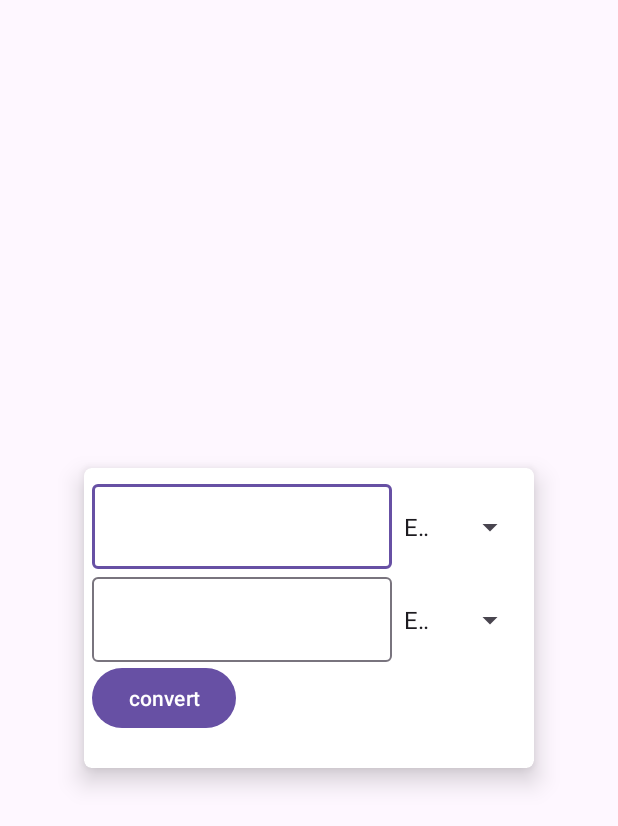
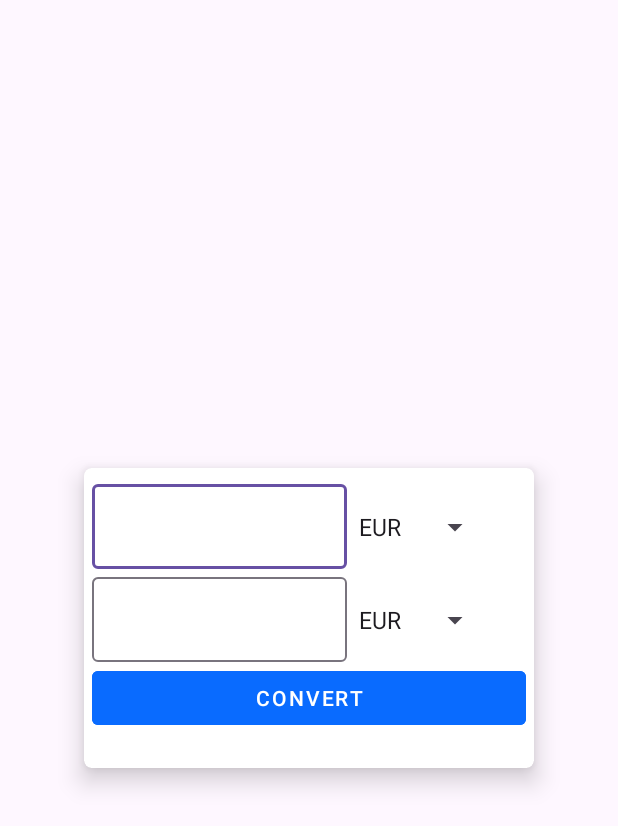
Before and after one commit to saharkarimi93/Internship-, an Android app: the CurrencyConverterActivity screen opened directly, with no data from a screen before it, on a phone screen of 412 x 824 dp. Shown: the top 826 px of the screen. Run offline under Robolectric (Android 15) with nearby library versions, the phone set to English and light mode, and no system bars.

Commit message:
modifiedCurrencyConverterActivity+activity_currency_converter.xml

```diff
--- a/VoyageVault/app/src/main/java/vault/voyage/app/CurrencyConverterActivity.kt
+++ b/VoyageVault/app/src/main/java/vault/voyage/app/CurrencyConverterActivity.kt
@@ -63,7 +63,7 @@ class CurrencyConverterActivity : AppCompatActivity() {
                             Log.d("CURRENCY", "getApiResult: "+text)
                         }
                     }catch (e:Exception){
-                        Log.d("CURRENY", "getApiResult: "+e.toString())
+                        Log.d("CURRENCY", "getApiResult: "+e.toString())
                     }
                 }
             }
@@ -72,19 +72,34 @@ class CurrencyConverterActivity : AppCompatActivity() {
     private fun spinnerSetup(){
 
 
-        ArrayAdapter.createFromResource(this,
-            R.array.currencies, android.R.layout.simple_spinner_item)
-            .also { adapter->
-                adapter.setDropDownViewResource(android.R.layout.simple_spinner_dropdown_item)
-                spinner_firstConversion.adapter = adapter
+        spinner_firstConversion.onItemSelectedListener = object:AdapterView.OnItemSelectedListener{
+            override fun onItemSelected(adapterview: AdapterView<*>?, view: View?, position: Int, id: Long) {
+                baseCurrency = adapterview?.getItemAtPosition(position).toString()
             }
 
-        ArrayAdapter.createFromResource(this,
-            R.array.currencies2, android.R.layout.simple_spinner_item)
-            .also { adapter->
-                adapter.setDropDownViewResource(android.R.layout.simple_spinner_dropdown_item)
-                spinner_secondConversion.adapter = adapter
+            override fun onNothingSelected(p0: AdapterView<*>?) {
+                TODO("Not yet implemented")
             }
 
+        }
+        spinner_secondConversion.onItemSelectedListener = object:AdapterView.OnItemSelectedListener{
+            override fun onItemSelected(adapterview: AdapterView<*>?, view: View?, position: Int, id: Long) {
+                convertedToCurrency = adapterview?.getItemAtPosition(position).toString()
+            }
+
+            override fun onNothingSelected(p0: AdapterView<*>?) {
+                TODO("Not yet implemented")
+            }
+
+        }
+
     }
+
+//    override fun onItemSelected(p0: AdapterView<*>?, p1: View?, p2: Int, p3: Long) {
+//        TODO("Not yet implemented")
+//    }
+//
+//    override fun onNothingSelected(p0: AdapterView<*>?) {
+//        TODO("Not yet implemented")
+//    }
 }
--- a/VoyageVault/app/src/main/res/layout/activity_currency_converter.xml
+++ b/VoyageVault/app/src/main/res/layout/activity_currency_converter.xml
@@ -29,7 +29,7 @@
                     android:layout_height="wrap_content">
                     <EditText
                         android:id="@+id/et_firstConversion"
-                        android:layout_width="200dp"
+                        android:layout_width="170dp"
                         android:inputType="numberDecimal"
                         android:layout_height="wrap_content">
                     </EditText>
@@ -37,6 +37,7 @@
                 </com.google.android.material.textfield.TextInputLayout>
                 <Spinner
                     android:id="@+id/spinner_firstConversion"
+                    android:entries="@array/currencies"
                     android:layout_width="wrap_content"
                     android:layout_height="wrap_content"/>
             </LinearLayout>
@@ -50,7 +51,7 @@
                     android:layout_height="wrap_content">
                     <EditText
                         android:id="@+id/et_secondConversion"
-                        android:layout_width="200dp"
+                        android:layout_width="170dp"
                         android:inputType="numberDecimal"
                         android:layout_height="wrap_content">
                     </EditText>
@@ -58,6 +59,7 @@
                 </com.google.android.material.textfield.TextInputLayout>
                 <Spinner
                     android:id="@+id/spinner_secondConversion"
+                    android:entries="@array/currencies2"
                     android:layout_width="wrap_content"
                     android:layout_height="wrap_content"/>
             </LinearLayout>
@@ -68,9 +70,12 @@
                 >
                 <com.google.android.material.button.MaterialButton
                     android:id="@+id/convert_button"
-                    android:layout_width="wrap_content"
+                    android:layout_width="match_parent"
                     android:layout_height="wrap_content"
                     android:text="convert"
+                    android:backgroundTint="@color/button"
+                    android:textColor="@color/white"
+                    style="@style/Widget.MaterialComponents.Button.TextButton"
                     />
             </LinearLayout>
         </LinearLayout>
```
